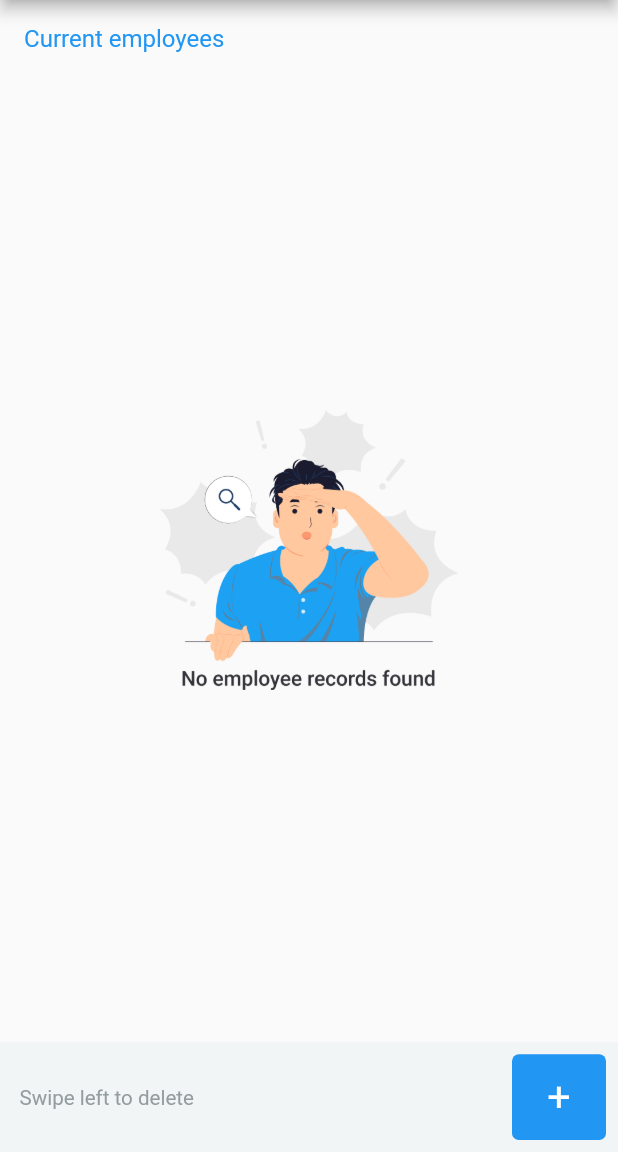
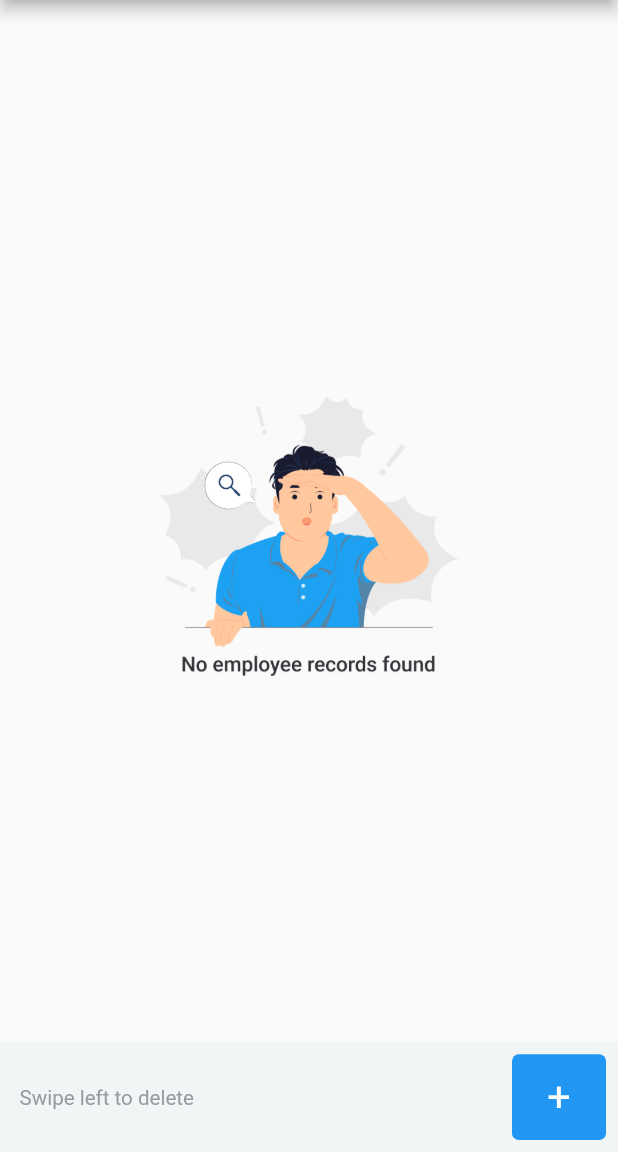
Before and after one commit to jyotikhotani/jyotikhotani, a Flutter app: the screen it shows after launch, on a phone screen of 412 x 824 dp, the part 84-1236 px from its top. Run offline on Flutter 3.47's test engine with Material 2 defaults, Android fonts, the phone set to English and light mode, and no system bars; our stand-ins replace dropdown_button2, flutter_screenutil, get_it, shared_preferences, table_calendar.

Commit message:
bug fixes

```diff
--- a/lib/ui/add_emplyee.dart
+++ b/lib/ui/add_emplyee.dart
@@ -54,6 +54,9 @@ class _AddEmployeScreenState extends State<AddEmployeScreen> {
     List<String> jsonDataList = [];
     if (localStorageService.getuserDataFromDisk != null) {
       jsonDataList = localStorageService.getuserDataFromDisk!;
+      jsonDataList.add(jsonEncode(user));
+      localStorageService.saveUserDataToDisk(jsonDataList);
+    } else {
       jsonDataList.add(jsonEncode(user));
       localStorageService.saveUserDataToDisk(jsonDataList);
     }
--- a/lib/ui/edit_employee_detail.dart
+++ b/lib/ui/edit_employee_detail.dart
@@ -65,7 +65,7 @@ class _EditEmployeeDetailScreenState extends State<EditEmployeeDetailScreen> {
   Widget build(BuildContext context) {
     return Scaffold(
         appBar: AppBar(
-          title: Text("Employee List"),
+          title: Text(" Edit Employee List"),
           automaticallyImplyLeading: false,
         ),
         body: Padding(
--- a/lib/ui/employee_list.dart
+++ b/lib/ui/employee_list.dart
@@ -17,13 +17,15 @@ class EmployeeListScreen extends StatefulWidget {
 class _EmployeeListScreenState extends State<EmployeeListScreen> {
   List<Map<String, dynamic>> empMap = [];
   List<UserModel> empList = [];
+  // List<UserModel> previousEmpList = [];
+  // List<UserModel> currentEmpList = [];
   @override
   void initState() {
     getDataFromLocalStorage();
     super.initState();
   }
 
-  getDataFromLocalStorage() {
+  getDataFromLocalStorage() async {
     if (localStorageService.getuserDataFromDisk != null) {
       final employeeDetail = localStorageService.getuserDataFromDisk;
       for (var item in employeeDetail!) {
@@ -63,7 +65,8 @@ class _EmployeeListScreenState extends State<EmployeeListScreen> {
           crossAxisAlignment: CrossAxisAlignment.start,
           mainAxisSize: MainAxisSize.min,
           children: [
-            Align(
+            empList.isNotEmpty
+                ? Align(
                     alignment: Alignment.centerLeft,
                     child: Text(
                       "Current employees",
@@ -72,7 +75,8 @@ class _EmployeeListScreenState extends State<EmployeeListScreen> {
                           fontSize: ScreenUtilWrapper.setResponsiveSize(14),
                           color: Colors.blue),
                     ),
-            ),
+                  )
+                : Container(),
             SizedBox(
               height: 20,
             ),
```
Lines whose indentation alone changed are shown as unchanged.
